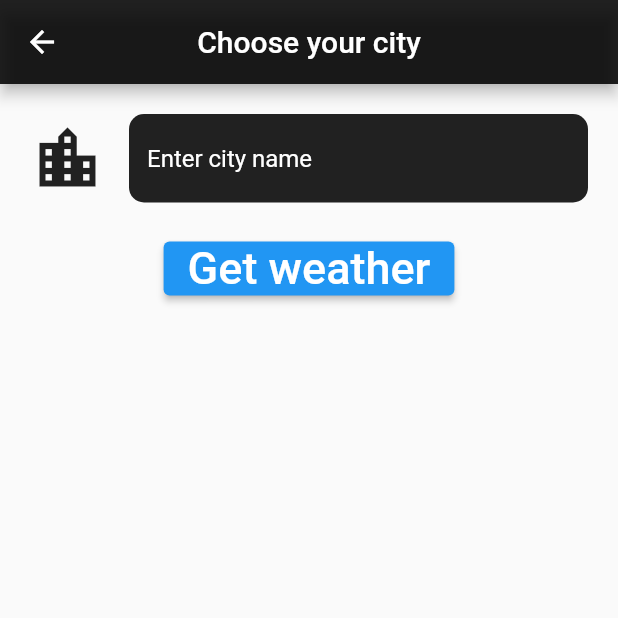
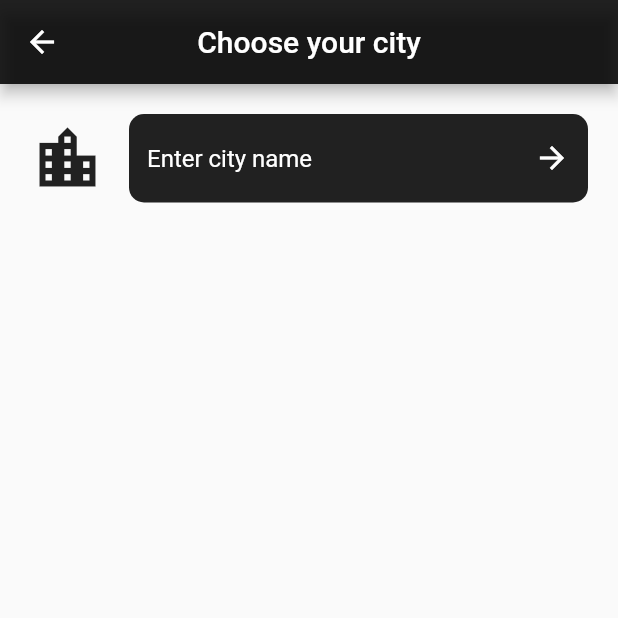
Before and after one commit to SashaKeks/flutter_weather, a Flutter app: the screen it shows after launch, after a tap on the "location city" icon, on a phone screen of 412 x 824 dp, the top half of it. Run offline on Flutter 3.47's test engine with Material 2 defaults, Android fonts, the phone set to English and light mode, and no system bars; our stand-ins replace flutter_spinkit, font_awesome_flutter; network calls fail.

Commit message:
create another button for choose city

```diff
--- a/lib/screens/city_screen.dart
+++ b/lib/screens/city_screen.dart
@@ -27,23 +27,30 @@ class _CityScreenState extends State<CityScreen> {
                 style: const TextStyle(
                   color: Colors.white,
                 ),
-                decoration: const InputDecoration(
+                decoration: InputDecoration(
                   hintText: 'Enter city name',
-                  hintStyle: TextStyle(
+                  hintStyle: const TextStyle(
                     color: Colors.white,
                   ),
                   filled: true,
                   fillColor: Colors.black87,
-                  border: OutlineInputBorder(
+                  border: const OutlineInputBorder(
                     borderRadius: BorderRadius.all(
                       Radius.circular(10.0),
                     ),
                     borderSide: BorderSide.none,
                   ),
-                  icon: Icon(
+                  icon: const Icon(
                     Icons.location_city,
                     color: Colors.black87,
                     size: 50,
+                  ),
+                  suffixIcon: IconButton(
+                    onPressed: () => Navigator.pop(context, cityName),
+                    icon: const Icon(
+                      Icons.arrow_forward,
+                      color: Colors.white,
+                    ),
                   ),
                 ),
                 onChanged: (value) {
@@ -51,15 +58,6 @@ class _CityScreenState extends State<CityScreen> {
                 },
               ),
             ),
-            ElevatedButton(
-              onPressed: () {
-                Navigator.pop(context, cityName);
-              },
-              child: const Text(
-                'Get weather',
-                style: TextStyle(fontSize: 30.0),
-              ),
-            )
           ],
         ),
       ),
--- a/lib/screens/weather_forecast_screen.dart
+++ b/lib/screens/weather_forecast_screen.dart
@@ -25,10 +25,6 @@ class _WearherForecastScreenState extends State<WearherForecastScreen> {
     super.initState();
     forecastObject =
         WeatherAPI().fetchWeatherForecastWithCity(cityName: _cityName);
-    // forecastObject?.then((weather) {
-    //   // ignore: avoid_print
-    //   print(weather.list?[0].weather?[0].main);
-    // });
   }
 
   @override
@@ -44,15 +40,13 @@ class _WearherForecastScreenState extends State<WearherForecastScreen> {
           IconButton(
             onPressed: () async {
               String? tappedName = await Navigator.push(context,
-                  MaterialPageRoute(builder: (context) => CityScreen()));
+                  MaterialPageRoute(builder: (context) => const CityScreen()));
               if (tappedName != null) {
-                print('Hi I am from here ##################');
                 setState(() {
                   _cityName = tappedName;
-                forecastObject = WeatherAPI()
-                    .fetchWeatherForecastWithCity(cityName: _cityName);
+                  forecastObject = WeatherAPI()
+                      .fetchWeatherForecastWithCity(cityName: _cityName);
                 });
-
               }
             },
             icon: const Icon(Icons.location_city),
--- a/lib/widgets/city_view.dart
+++ b/lib/widgets/city_view.dart
@@ -14,8 +14,7 @@ class CityView extends StatelessWidget {
     var country = snapshot?.data?.city?.country;
     var formattedDate =
         DateTime.fromMillisecondsSinceEpoch(forecastList![0].dt! * 1000);
-    return Container(
-      child: Column(
+    return Column(
       children: [
         Text(
           '$city, $country',
@@ -25,11 +24,10 @@ class CityView extends StatelessWidget {
               color: Colors.black87),
         ),
         Text(
-            '${Util.getFormattedDate(formattedDate)}',
+          Util.getFormattedDate(formattedDate),
           style: const TextStyle(fontSize: 15.0),
         ),
       ],
-      ),
     );
   }
 }
--- a/lib/widgets/temp_view.dart
+++ b/lib/widgets/temp_view.dart
@@ -31,7 +31,7 @@ class TempView extends StatelessWidget {
             ),
             Text(
               '$description',
-              style: TextStyle(fontSize: 18.0, color: Colors.black87),
+              style: const TextStyle(fontSize: 18.0, color: Colors.black87),
             ),
           ],
         )
```
Lines whose indentation alone changed are shown as unchanged.
